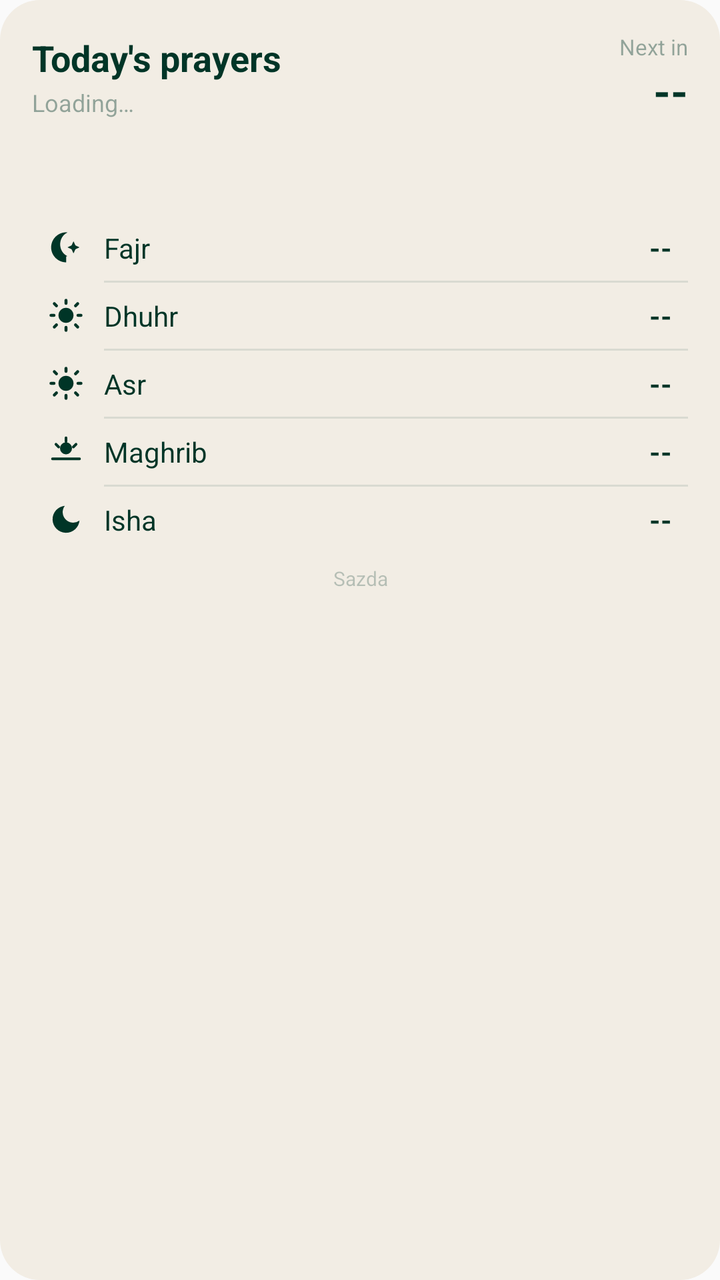
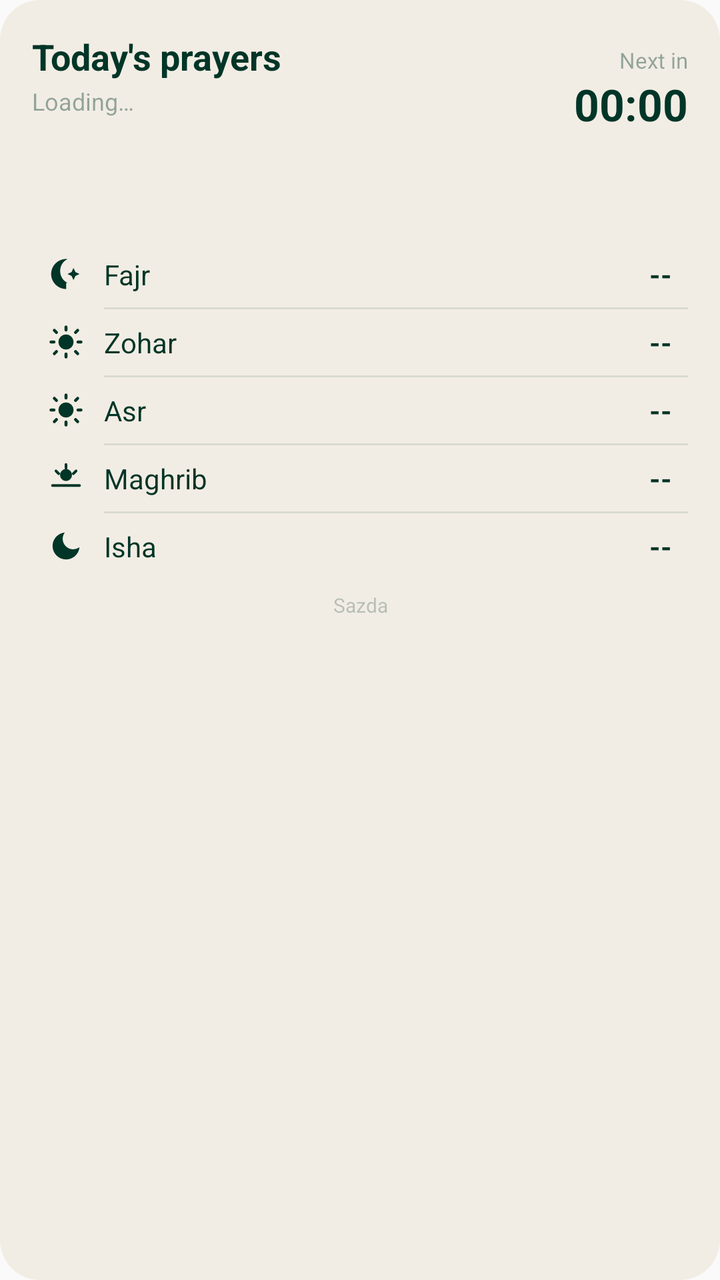

Screens rendered from an Android XML layout before and after an edit, with the pre-edit source and the edit as a unified diff.
<!-- AndroidManifest.xml: application theme AppTheme -->
<!-- res/layout/widget_today_prayer.xml -->
<?xml version="1.0" encoding="utf-8"?>
<LinearLayout xmlns:android="http://schemas.android.com/apk/res/android"
    android:layout_width="match_parent"
    android:layout_height="wrap_content"
    android:orientation="vertical"
    android:background="@drawable/widget_card_bg"
    android:padding="16dp">

    
    <RelativeLayout
        android:layout_width="match_parent"
        android:layout_height="wrap_content">

        <LinearLayout
            android:layout_width="wrap_content"
            android:layout_height="wrap_content"
            android:orientation="vertical"
            android:layout_alignParentStart="true"
            android:layout_centerVertical="true">

            <TextView
                android:id="@+id/widget_title"
                android:layout_width="wrap_content"
                android:layout_height="wrap_content"
                android:text="Today's prayers"
                android:textColor="#003527"
                android:textSize="18sp"
                android:textStyle="bold" />

            <TextView
                android:id="@+id/widget_date"
                android:layout_width="wrap_content"
                android:layout_height="wrap_content"
                android:layout_marginTop="2dp"
                android:text="Loading…"
                android:textColor="#66003527"
                android:textSize="12sp" />
        </LinearLayout>

        <LinearLayout
            android:layout_width="wrap_content"
            android:layout_height="wrap_content"
            android:orientation="vertical"
            android:layout_alignParentEnd="true"
            android:layout_centerVertical="true"
            android:gravity="end">

            <TextView
                android:id="@+id/widget_next_label"
                android:layout_width="wrap_content"
                android:layout_height="wrap_content"
                android:text="Next in"
                android:textColor="#66003527"
                android:textSize="11sp" />

            <TextView
                android:id="@+id/widget_countdown"
                android:layout_width="wrap_content"
                android:layout_height="wrap_content"
                android:text="--"
                android:textColor="#003527"
                android:textSize="22sp"
                android:textStyle="bold" />
        </LinearLayout>
    </RelativeLayout>

    
    <TextView
        android:id="@+id/widget_subtitle"
        android:layout_width="match_parent"
        android:layout_height="wrap_content"
        android:layout_marginTop="4dp"
        android:text=""
        android:textColor="#003527"
        android:textSize="13sp"
        android:textStyle="bold" />

    <TextView
        android:id="@+id/widget_subtitle2"
        android:layout_width="match_parent"
        android:layout_height="wrap_content"
        android:layout_marginTop="1dp"
        android:text=""
        android:textColor="#88003527"
        android:textSize="11sp" />

    
    <ImageView
        android:layout_width="match_parent"
        android:layout_height="10dp"
        android:importantForAccessibility="no" />

    
    <LinearLayout
        android:id="@+id/widget_row_fajr"
        android:layout_width="match_parent"
        android:layout_height="wrap_content"
        android:orientation="horizontal"
        android:gravity="center_vertical"
        android:paddingTop="7dp"
        android:paddingBottom="7dp"
        android:paddingLeft="8dp"
        android:paddingRight="8dp">

        <ImageView
            android:id="@+id/widget_icon_fajr"
            android:layout_width="18dp"
            android:layout_height="18dp"
            android:src="@drawable/ic_widget_fajr"
            android:contentDescription="Fajr" />

        <TextView
            android:id="@+id/widget_name_fajr"
            android:layout_width="0dp"
            android:layout_height="wrap_content"
            android:layout_weight="1"
            android:layout_marginStart="10dp"
            android:text="Fajr"
            android:textColor="#003527"
            android:textSize="14sp" />

        <TextView
            android:id="@+id/widget_time_fajr"
            android:layout_width="wrap_content"
            android:layout_height="wrap_content"
            android:text="--"
            android:textColor="#003527"
            android:textSize="14sp"
            android:textStyle="bold" />
    </LinearLayout>

    
    <ImageView
        android:layout_width="match_parent"
        android:layout_height="1dp"
        android:layout_marginStart="36dp"
        android:background="@drawable/widget_row_divider"
        android:importantForAccessibility="no" />

    
    <LinearLayout
        android:id="@+id/widget_row_dhuhr"
        android:layout_width="match_parent"
        android:layout_height="wrap_content"
        android:orientation="horizontal"
        android:gravity="center_vertical"
        android:paddingTop="7dp"
        android:paddingBottom="7dp"
        android:paddingLeft="8dp"
        android:paddingRight="8dp">

        <ImageView
            android:id="@+id/widget_icon_dhuhr"
            android:layout_width="18dp"
            android:layout_height="18dp"
            android:src="@drawable/ic_widget_sun"
            android:contentDescription="Dhuhr" />

        <TextView
            android:id="@+id/widget_name_dhuhr"
            android:layout_width="0dp"
            android:layout_height="wrap_content"
            android:layout_weight="1"
            android:layout_marginStart="10dp"
            android:text="Dhuhr"
            android:textColor="#003527"
            android:textSize="14sp" />

        <TextView
            android:id="@+id/widget_time_dhuhr"
            android:layout_width="wrap_content"
            android:layout_height="wrap_content"
            android:text="--"
            android:textColor="#003527"
            android:textSize="14sp"
            android:textStyle="bold" />
    </LinearLayout>

    
    <ImageView
        android:layout_width="match_parent"
        android:layout_height="1dp"
        android:layout_marginStart="36dp"
        android:background="@drawable/widget_row_divider"
        android:importantForAccessibility="no" />

    
    <LinearLayout
        android:id="@+id/widget_row_asr"
        android:layout_width="match_parent"
        android:layout_height="wrap_content"
        android:orientation="horizontal"
        android:gravity="center_vertical"
        android:paddingTop="7dp"
        android:paddingBottom="7dp"
        android:paddingLeft="8dp"
        android:paddingRight="8dp">

        <ImageView
            android:id="@+id/widget_icon_asr"
            android:layout_width="18dp"
            android:layout_height="18dp"
            android:src="@drawable/ic_widget_sun"
            android:contentDescription="Asr" />

        <TextView
            android:id="@+id/widget_name_asr"
            android:layout_width="0dp"
            android:layout_height="wrap_content"
            android:layout_weight="1"
            android:layout_marginStart="10dp"
            android:text="Asr"
            android:textColor="#003527"
            android:textSize="14sp" />

        <TextView
            android:id="@+id/widget_time_asr"
            android:layout_width="wrap_content"
            android:layout_height="wrap_content"
            android:text="--"
            android:textColor="#003527"
            android:textSize="14sp"
            android:textStyle="bold" />
    </LinearLayout>

    
    <ImageView
        android:layout_width="match_parent"
        android:layout_height="1dp"
        android:layout_marginStart="36dp"
        android:background="@drawable/widget_row_divider"
        android:importantForAccessibility="no" />

    
    <LinearLayout
        android:id="@+id/widget_row_maghrib"
        android:layout_width="match_parent"
        android:layout_height="wrap_content"
        android:orientation="horizontal"
        android:gravity="center_vertical"
        android:paddingTop="7dp"
        android:paddingBottom="7dp"
        android:paddingLeft="8dp"
        android:paddingRight="8dp">

        <ImageView
            android:id="@+id/widget_icon_maghrib"
            android:layout_width="18dp"
            android:layout_height="18dp"
            android:src="@drawable/ic_widget_maghrib"
            android:contentDescription="Maghrib" />

        <TextView
            android:id="@+id/widget_name_maghrib"
            android:layout_width="0dp"
            android:layout_height="wrap_content"
            android:layout_weight="1"
            android:layout_marginStart="10dp"
            android:text="Maghrib"
            android:textColor="#003527"
            android:textSize="14sp" />

        <TextView
            android:id="@+id/widget_time_maghrib"
            android:layout_width="wrap_content"
            android:layout_height="wrap_content"
            android:text="--"
            android:textColor="#003527"
            android:textSize="14sp"
            android:textStyle="bold" />
    </LinearLayout>

    
    <ImageView
        android:layout_width="match_parent"
        android:layout_height="1dp"
        android:layout_marginStart="36dp"
        android:background="@drawable/widget_row_divider"
        android:importantForAccessibility="no" />

    
    <LinearLayout
        android:id="@+id/widget_row_isha"
        android:layout_width="match_parent"
        android:layout_height="wrap_content"
        android:orientation="horizontal"
        android:gravity="center_vertical"
        android:paddingTop="7dp"
        android:paddingBottom="7dp"
        android:paddingLeft="8dp"
        android:paddingRight="8dp">

        <ImageView
            android:id="@+id/widget_icon_isha"
            android:layout_width="18dp"
            android:layout_height="18dp"
            android:src="@drawable/ic_widget_moon"
            android:contentDescription="Isha" />

        <TextView
            android:id="@+id/widget_name_isha"
            android:layout_width="0dp"
            android:layout_height="wrap_content"
            android:layout_weight="1"
            android:layout_marginStart="10dp"
            android:text="Isha"
            android:textColor="#003527"
            android:textSize="14sp" />

        <TextView
            android:id="@+id/widget_time_isha"
            android:layout_width="wrap_content"
            android:layout_height="wrap_content"
            android:text="--"
            android:textColor="#003527"
            android:textSize="14sp"
            android:textStyle="bold" />
    </LinearLayout>

    
    <TextView
        android:layout_width="match_parent"
        android:layout_height="wrap_content"
        android:layout_marginTop="6dp"
        android:gravity="center"
        android:text="Sazda"
        android:textColor="#40003527"
        android:textSize="10sp" />

</LinearLayout>
<!-- resources referenced by this layout -->
<resources>
  <!-- drawable ic_widget_fajr (drawable) -->
  <?xml version="1.0" encoding="utf-8"?>
  <vector xmlns:android="http://schemas.android.com/apk/res/android"
      android:width="20dp"
      android:height="20dp"
      android:viewportWidth="24"
      android:viewportHeight="24">
      <path
          android:fillColor="#003527"
          android:pathData="M12.1,22C6.6,22 2.1,17.5 2.1,12S6.6,2 12.1,2c0.3,0 0.6,0 0.9,0.1C10,3.5 8.1,6.5 8.1,10s1.9,6.5 4.9,7.9c-0.3,0 -0.6,0.1 -0.9,0.1C12.1,18 12.1,22 12.1,22zM17,8l1.3,2.7L21,12l-2.7,1.3L17,16l-1.3-2.7L13,12l2.7-1.3z" />
  </vector>
  <!-- drawable ic_widget_maghrib (drawable) -->
  <?xml version="1.0" encoding="utf-8"?>
  <vector xmlns:android="http://schemas.android.com/apk/res/android"
      android:width="20dp"
      android:height="20dp"
      android:viewportWidth="24"
      android:viewportHeight="24">
      
      <path
          android:fillColor="#003527"
          android:pathData="M12,14a4,4 0,0 0,4 -4a4,4 0,0 0,-8 0a4,4 0,0 0,4 4z" />
      
      <path
          android:strokeColor="#003527"
          android:strokeWidth="1.8"
          android:strokeLineCap="round"
          android:pathData="M3,17L21,17M12,3L12,5.5M5.3,7.3L7.1,9.1M18.7,7.3L16.9,9.1" />
  </vector>
  <!-- drawable ic_widget_moon (drawable) -->
  <?xml version="1.0" encoding="utf-8"?>
  <vector xmlns:android="http://schemas.android.com/apk/res/android"
      android:width="20dp"
      android:height="20dp"
      android:viewportWidth="24"
      android:viewportHeight="24">
      <path
          android:fillColor="#003527"
          android:pathData="M21,12.8A9,9 0,1 1,11.2 3,7 7,0 0,0 21,12.8z" />
  </vector>
  <!-- drawable ic_widget_sun (drawable) -->
  <?xml version="1.0" encoding="utf-8"?>
  <vector xmlns:android="http://schemas.android.com/apk/res/android"
      android:width="20dp"
      android:height="20dp"
      android:viewportWidth="24"
      android:viewportHeight="24">
      
      <path
          android:fillColor="#003527"
          android:pathData="M12,7a5,5 0,1 0,0 10a5,5 0,1 0,0 -10z" />
      
      <path
          android:strokeColor="#003527"
          android:strokeWidth="2"
          android:strokeLineCap="round"
          android:pathData="M12,2L12,4M12,20L12,22M4.22,4.22L5.64,5.64M18.36,18.36L19.78,19.78M2,12L4,12M20,12L22,12M4.22,19.78L5.64,18.36M18.36,5.64L19.78,4.22" />
  </vector>
  <!-- drawable widget_card_bg (drawable) -->
  <?xml version="1.0" encoding="utf-8"?>
  <shape xmlns:android="http://schemas.android.com/apk/res/android"
      android:shape="rectangle">
      <solid android:color="#F2EDE4" />
      <corners android:radius="20dp" />
  </shape>
  <!-- drawable widget_row_divider (drawable) -->
  <?xml version="1.0" encoding="utf-8"?>
  <shape xmlns:android="http://schemas.android.com/apk/res/android"
      android:shape="rectangle">
      <solid android:color="#1A003527" />
      <size android:height="1dp" />
  </shape>
  <style name="AppTheme" parent="Theme.AppCompat.DayNight.NoActionBar">
          
          <item name="android:editTextBackground">@drawable/rn_edit_text_material</item>
      </style>
  <!-- drawable rn_edit_text_material (drawable) -->
  <?xml version="1.0" encoding="utf-8"?>
  <inset xmlns:android="http://schemas.android.com/apk/res/android"
         android:insetLeft="@dimen/abc_edit_text_inset_horizontal_material"
         android:insetRight="@dimen/abc_edit_text_inset_horizontal_material"
         android:insetTop="@dimen/abc_edit_text_inset_top_material"
         android:insetBottom="@dimen/abc_edit_text_inset_bottom_material"
         >
  
      <selector>
          
          <item android:state_enabled="false" android:drawable="@drawable/abc_textfield_default_mtrl_alpha"/>
          <item android:drawable="@drawable/abc_textfield_activated_mtrl_alpha"/>
      </selector>
  
  </inset>
</resources>

<!-- the commit's change to res/layout/widget_today_prayer.xml (unified diff, before → after) -->
@@ -35,6 +35,15 @@
                 android:text="Loading…"
                 android:textColor="#66003527"
                 android:textSize="12sp" />
+
+            <TextView
+                android:id="@+id/widget_city"
+                android:layout_width="wrap_content"
+                android:layout_height="wrap_content"
+                android:layout_marginTop="1dp"
+                android:text=""
+                android:textColor="#55003527"
+                android:textSize="10sp" />
         </LinearLayout>
 
         <LinearLayout
@@ -53,7 +62,7 @@
                 android:textColor="#66003527"
                 android:textSize="11sp" />
 
-            <TextView
+            <Chronometer
                 android:id="@+id/widget_countdown"
                 android:layout_width="wrap_content"
                 android:layout_height="wrap_content"
@@ -154,7 +163,7 @@
             android:layout_width="18dp"
             android:layout_height="18dp"
             android:src="@drawable/ic_widget_sun"
-            android:contentDescription="Dhuhr" />
+            android:contentDescription="Zohar" />
 
         <TextView
             android:id="@+id/widget_name_dhuhr"
@@ -162,7 +171,7 @@
             android:layout_height="wrap_content"
             android:layout_weight="1"
             android:layout_marginStart="10dp"
-            android:text="Dhuhr"
+            android:text="Zohar"
             android:textColor="#003527"
             android:textSize="14sp" />
 
